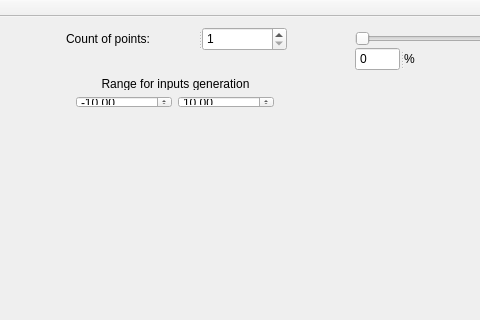
Above: mainwindow.ui from By-Vasiliy/Canarolo before the change; both pictures show x 195 to 675 and y 0 to 320 of the 1024 by 694 pixel window. Below: the same form after it.
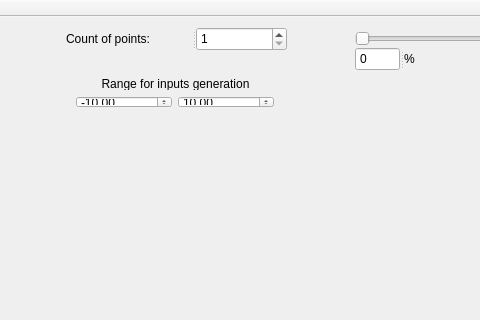
That is the form after the change. Custom widgets are drawn as their Qt base class.

Patch:
```diff
--- a/mainwindow.ui
+++ b/mainwindow.ui
@@ -242,14 +242,14 @@
       <number>1</number>
      </property>
      <property name="maximum">
-      <number>1024</number>
+      <number>10240</number>
      </property>
      <property name="value">
       <number>1</number>
      </property>
     </widget>
    </widget>
-   <widget class="QWidget" name="">
+   <widget class="QWidget" name="layoutWidget">
     <property name="geometry">
      <rect>
       <x>20</x>
```
Left out of the diff: 8 changed lines with no effect on the pictures.
